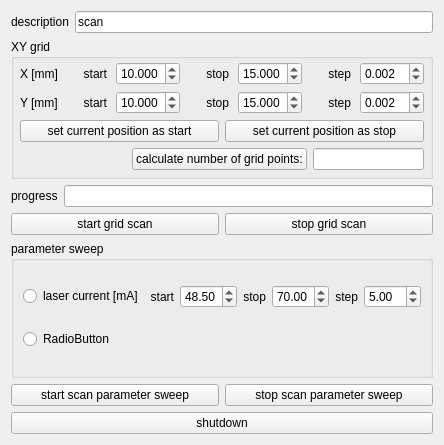
dean-nanomol/nanomol, file experiments/transistor_laser_scan.ui: the form before one commit.
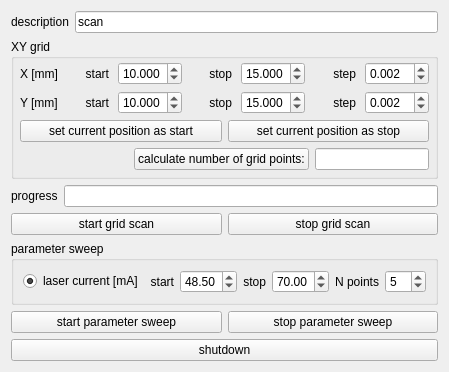
The form after the commit.

Commit message: update transistor_laser_scan

```diff
--- a/experiments/transistor_laser_scan.ui
+++ b/experiments/transistor_laser_scan.ui
@@ -6,8 +6,8 @@
    <rect>
     <x>0</x>
     <y>0</y>
-    <width>411</width>
-    <height>445</height>
+    <width>404</width>
+    <height>364</height>
    </rect>
   </property>
   <property name="windowTitle">
@@ -387,19 +387,12 @@
       <string>parameter sweep</string>
      </property>
      <layout class="QGridLayout" name="gridLayout_2">
-      <item row="1" column="0">
-       <widget class="QRadioButton" name="radioButton_2">
-        <property name="text">
-         <string>RadioButton</string>
-        </property>
-       </widget>
-      </item>
-      <item row="0" column="1">
-       <layout class="QHBoxLayout" name="horizontalLayout_12">
+      <item row="0" column="3">
+       <layout class="QHBoxLayout" name="horizontalLayout_14">
         <item>
-         <widget class="QLabel" name="label_11">
+         <widget class="QLabel" name="label_13">
           <property name="text">
-           <string>start</string>
+           <string>N points</string>
           </property>
           <property name="alignment">
            <set>Qt::AlignRight|Qt::AlignTrailing|Qt::AlignVCenter</set>
@@ -407,19 +400,25 @@
          </widget>
         </item>
         <item>
-         <widget class="QDoubleSpinBox" name="param_sweep_laser_current_start_doubleSpinBox">
+         <widget class="QSpinBox" name="param_sweep_laser_current_N_points_spinBox">
+          <property name="minimum">
+           <number>1</number>
+          </property>
           <property name="value">
-           <double>48.500000000000000</double>
+           <number>5</number>
           </property>
          </widget>
         </item>
        </layout>
       </item>
       <item row="0" column="0">
-       <widget class="QRadioButton" name="scan_param_sweep_laser_current_radioButton">
+       <widget class="QRadioButton" name="param_sweep_laser_current_radioButton">
         <property name="text">
          <string>laser current [mA]</string>
         </property>
+        <property name="checked">
+         <bool>true</bool>
+        </property>
        </widget>
       </item>
       <item row="0" column="2">
@@ -443,12 +442,12 @@
         </item>
        </layout>
       </item>
-      <item row="0" column="3">
-       <layout class="QHBoxLayout" name="horizontalLayout_14">
+      <item row="0" column="1">
+       <layout class="QHBoxLayout" name="horizontalLayout_12">
         <item>
-         <widget class="QLabel" name="label_13">
+         <widget class="QLabel" name="label_11">
           <property name="text">
-           <string>step</string>
+           <string>start</string>
           </property>
           <property name="alignment">
            <set>Qt::AlignRight|Qt::AlignTrailing|Qt::AlignVCenter</set>
@@ -456,9 +455,9 @@
          </widget>
         </item>
         <item>
-         <widget class="QDoubleSpinBox" name="param_sweep_laser_current_step_doubleSpinBox">
+         <widget class="QDoubleSpinBox" name="param_sweep_laser_current_start_doubleSpinBox">
           <property name="value">
-           <double>5.000000000000000</double>
+           <double>48.500000000000000</double>
           </property>
          </widget>
         </item>
@@ -470,16 +469,16 @@
    <item>
     <layout class="QHBoxLayout" name="horizontalLayout_15">
      <item>
-      <widget class="QPushButton" name="pushButton_2">
+      <widget class="QPushButton" name="start_parameter_sweep_pushButton">
        <property name="text">
-        <string>start scan parameter sweep</string>
+        <string>start parameter sweep</string>
        </property>
       </widget>
      </item>
      <item>
-      <widget class="QPushButton" name="pushButton_3">
+      <widget class="QPushButton" name="stop_parameter_sweep_pushButton">
        <property name="text">
-        <string>stop scan parameter sweep</string>
+        <string>stop parameter sweep</string>
        </property>
       </widget>
      </item>
```
The commit also changes 1 other file.
